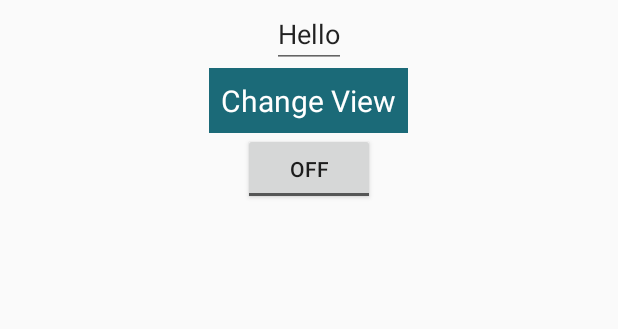
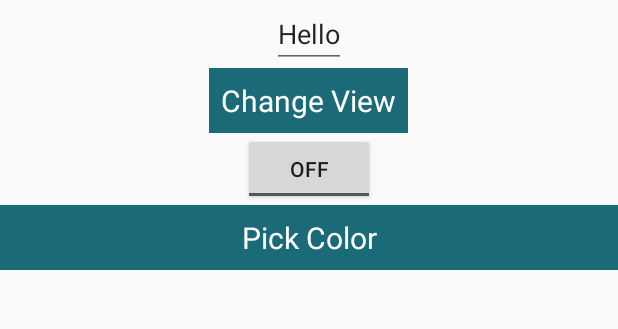
Before and after one commit to DIS17JTH/ledControllerProject, an Android app: the screen it shows after launch (MainActivity), on a phone screen of 412 x 824 dp, the part 152-481 px from its top. Run offline under Robolectric (Android 15) with nearby library versions, the phone set to English and light mode, and no system bars; libraries missing offline, so code that uses them is left out: petrov.kristiyan.colorpicker.

Commit message:
Color Picker working

```diff
--- a/app/src/main/AndroidManifest.xml
+++ b/app/src/main/AndroidManifest.xml
@@ -10,8 +10,7 @@
         android:label="@string/app_name"
         android:roundIcon="@mipmap/ic_launcher_round"
         android:supportsRtl="true"
-        android:theme="@style/AppTheme"
-        >
+        android:theme="@style/AppTheme">
 
         <activity android:name=".MainActivity" android:label="Main">
             <intent-filter>
--- a/app/src/main/java/se/ju/students/malu1798/ledcontrollerproject/MainActivity.java
+++ b/app/src/main/java/se/ju/students/malu1798/ledcontrollerproject/MainActivity.java
@@ -1,18 +1,24 @@
 package se.ju.students.malu1798.ledcontrollerproject;
 
 import android.content.Intent;
+import android.graphics.Color;
 import android.os.Bundle;
+
 import androidx.annotation.Nullable;
 import androidx.appcompat.app.AppCompatActivity;
+import petrov.kristiyan.colorpicker.ColorPicker;
+
 import android.view.Menu;
 import android.view.MenuItem;
 import android.view.View;
 import android.widget.Button;
 
+import java.util.ArrayList;
+
 
 public class MainActivity extends AppCompatActivity {
     @Override
-    protected void onCreate(@Nullable Bundle savedInstanceState){
+    protected void onCreate(@Nullable Bundle savedInstanceState) {
         super.onCreate(savedInstanceState);
         setContentView(R.layout.activity_main);
 
@@ -28,8 +34,71 @@ public class MainActivity extends AppCompatActivity {
             }
         });
 
+        Button b_pickC = findViewById(R.id.b_pickColor);
+        b_pickC.setOnClickListener(new View.OnClickListener() {
+            public void onClick(View v) {
+                // Code here executes on main thread after user presses button
+                System.out.println("Button clicked");
+                openColorPicker();
+
+            }
+        });
 
 
+
+    }
+
+    public void openColorPicker() {
+        final ColorPicker cPicker = new ColorPicker(this);
+        ArrayList<String> colors = new ArrayList<>();
+        colors.add("#258174");
+        colors.add("#27AE60");
+        colors.add("#3498DB");
+        colors.add("#CB4335");
+        colors.add("#34495E");
+        colors.add("#F4D03F");
+
+        cPicker.setColors(colors).setOnChooseColorListener(
+                        new ColorPicker.OnChooseColorListener() {
+            @Override
+            public void onChooseColor(int position, int color) {
+                System.out.println("Position: " + position + " Color: " + color);
+            }
+
+            @Override
+            public void onCancel() {
+
+            }
+        })
+                .setColumns(6)
+                .setRoundColorButton(true)
+                .show();
+
+        /*
+        final ColorPicker colorPicker = new ColorPicker(SampleActivity.this);
+        colorPicker.setOnChooseColorListener(new ColorPicker.OnChooseColorListener() {
+            @Override
+            public void onChooseColor(int position, int color) {
+                // put code
+            }
+
+            @Override
+            public void onCancel() {
+                // put code
+            }
+        })
+                .addListenerButton("newButton", new ColorPicker.OnButtonListener() {
+                    @Override
+                    public void onClick(View v, int position, int color) {
+                        // put code
+                    }
+                })
+                .disableDefaultButtons(true)
+                .setDefaultColor(Color.parseColor("#f84c44"))
+                .setColumns(5)
+                .setDialogFullHeight()
+                .show();
+        */
 
     }
 
@@ -45,7 +114,7 @@ public class MainActivity extends AppCompatActivity {
 
     @Override
     //if settings menu should show
-    public boolean onCreateOptionsMenu(Menu menu){
+    public boolean onCreateOptionsMenu(Menu menu) {
         getMenuInflater().inflate(R.menu.menu_main, menu);
         return super.onCreateOptionsMenu(menu);
     }
@@ -53,8 +122,8 @@ public class MainActivity extends AppCompatActivity {
 
     @Override
     //settings menu
-    public boolean onOptionsItemSelected(MenuItem item){
-        switch (item.getItemId()){
+    public boolean onOptionsItemSelected(MenuItem item) {
+        switch (item.getItemId()) {
             case R.id.action_settings:
                 /*handle*/
                 return true;
--- a/app/src/main/res/layout/activity_main.xml
+++ b/app/src/main/res/layout/activity_main.xml
@@ -33,5 +33,11 @@
         android:layout_height="wrap_content"
         android:text="ToggleButton" />
 
+    <Button
+        android:id="@+id/b_pickColor"
+        android:layout_width="match_parent"
+        android:layout_height="wrap_content"
+        android:text="Pick Color" />
+
 
 </LinearLayout>
```
